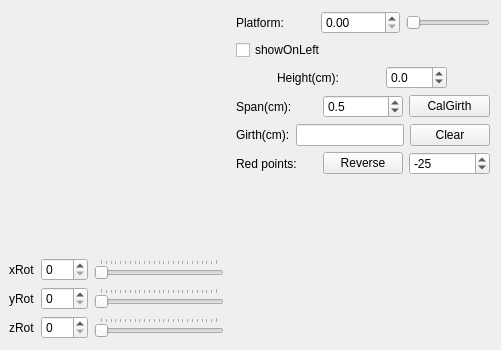
Before: the Qt Designer form window.ui in vanwoos/MyOpenGL, drawn with Qt 5.
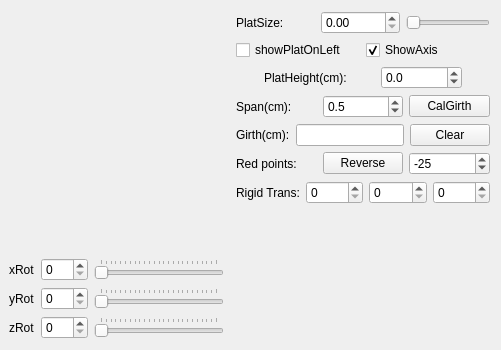
After: the same form once the commit is applied. Custom widgets are drawn as their Qt base class.

```diff
--- a/window.ui
+++ b/window.ui
@@ -79,7 +79,7 @@
             </sizepolicy>
            </property>
            <property name="text">
-            <string>Platform:</string>
+            <string>PlatSize:</string>
            </property>
           </widget>
          </item>
@@ -115,11 +115,21 @@
         </layout>
        </item>
        <item>
-        <layout class="QHBoxLayout" name="horizontalLayout_7" stretch="0">
+        <layout class="QHBoxLayout" name="horizontalLayout_7" stretch="0,0">
          <item>
           <widget class="QCheckBox" name="checkBox">
            <property name="text">
-            <string>showOnLeft</string>
+            <string>showPlatOnLeft</string>
+           </property>
+          </widget>
+         </item>
+         <item>
+          <widget class="QCheckBox" name="checkBox_2">
+           <property name="text">
+            <string>ShowAxis</string>
+           </property>
+           <property name="checked">
+            <bool>true</bool>
            </property>
           </widget>
          </item>
@@ -136,7 +146,7 @@
             </sizepolicy>
            </property>
            <property name="text">
-            <string>Height(cm):</string>
+            <string>PlatHeight(cm):</string>
            </property>
           </widget>
          </item>
@@ -164,10 +174,10 @@
             <number>1</number>
            </property>
            <property name="minimum">
-            <double>-200.000000000000000</double>
+            <double>-999999.000000000000000</double>
            </property>
            <property name="maximum">
-            <double>200.000000000000000</double>
+            <double>999999.000000000000000</double>
            </property>
            <property name="singleStep">
             <double>1.000000000000000</double>
@@ -290,6 +300,38 @@
          </item>
         </layout>
        </item>
+       <item>
+        <layout class="QHBoxLayout" name="horizontalLayout_11">
+         <item>
+          <widget class="QLabel" name="label_9">
+           <property name="text">
+            <string>Rigid Trans:</string>
+           </property>
+          </widget>
+         </item>
+         <item>
+          <widget class="QSpinBox" name="spinBox_4">
+           <property name="maximum">
+            <number>360</number>
+           </property>
+          </widget>
+         </item>
+         <item>
+          <widget class="QSpinBox" name="spinBox_3">
+           <property name="maximum">
+            <number>360</number>
+           </property>
+          </widget>
+         </item>
+         <item>
+          <widget class="QSpinBox" name="spinBox_2">
+           <property name="maximum">
+            <number>360</number>
+           </property>
+          </widget>
+         </item>
+        </layout>
+       </item>
       </layout>
      </item>
      <item row="1" column="1">
```
Left out of the diff: 4 changed lines with no effect on the pictures.
